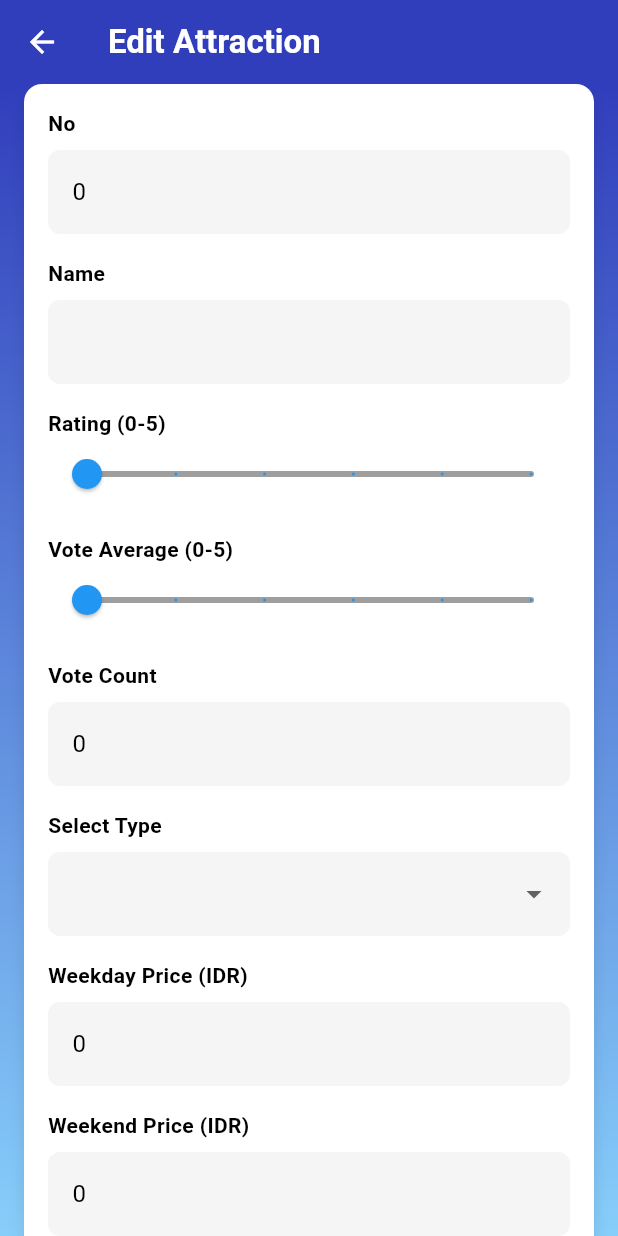
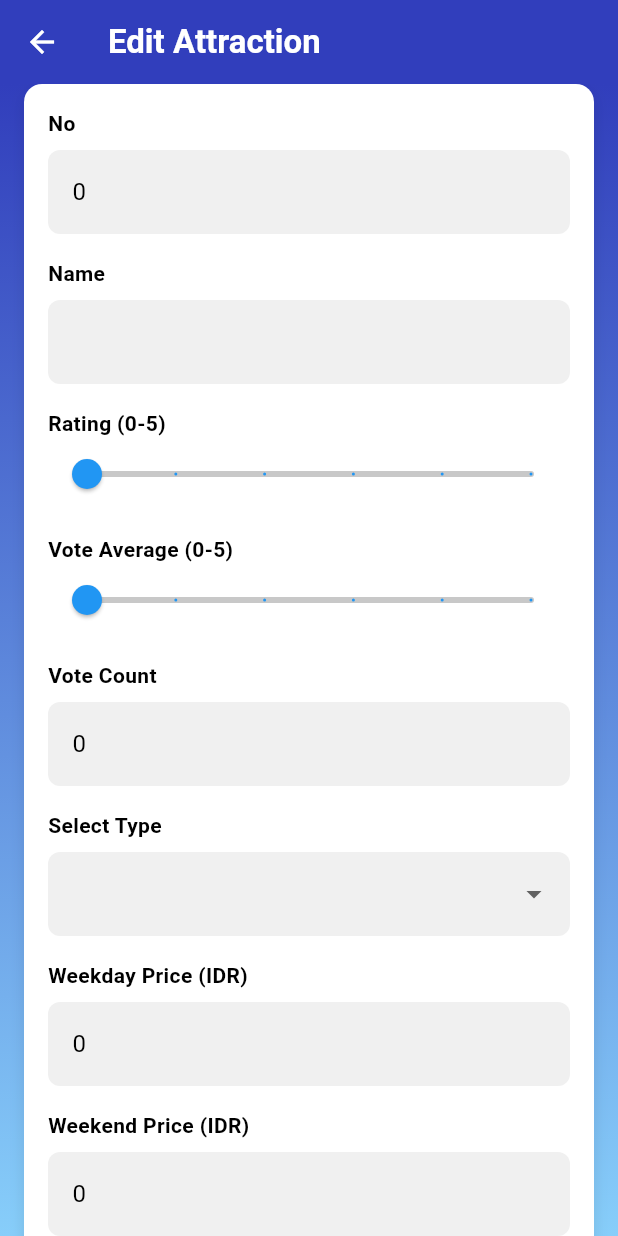
Before and after one commit to Wander-Scout/WanderScoutProject-Mobile, a Flutter app: the EditAttractionScreen screen opened directly with empty values, on a phone screen of 412 x 824 dp. Run offline on Flutter 3.47's test engine with Material 3 defaults, Android fonts, the phone set to English and light mode, and no system bars; our stand-ins replace flutter_dotenv, flutter_secure_storage; missing offline and left inert: pbp_django_auth; accounts and stored records are empty; network calls fail.

Commit message:
fix analyze

```diff
--- a/lib/Davin/screens/admin_tourist.dart
+++ b/lib/Davin/screens/admin_tourist.dart
@@ -250,7 +250,7 @@ class _AdminTouristAttractionScreenState
                           color: Colors.white,
                         ),
                         filled: true,
-                        fillColor: Colors.white.withOpacity(0.2), // Transparan putih
+                        fillColor: Colors.white.withValues(0.2), // Transparan putih
                       ),
                       style: const TextStyle(color: Colors.white),
                     ),
@@ -262,7 +262,7 @@ class _AdminTouristAttractionScreenState
                     child: DropdownButtonFormField<String>(
                       decoration: InputDecoration(
                         filled: true,
-                        fillColor: Colors.white.withOpacity(0.8),
+                        fillColor: Colors.white.withValues(0.8),
                         border: OutlineInputBorder(
                           borderRadius: BorderRadius.circular(8),
                           borderSide: BorderSide.none,
@@ -480,6 +480,10 @@ class _AdminTouristAttractionScreenState
     _scrollController.dispose();
     super.dispose();
   }
+}
+
+extension on Color {
+  withValues(double d) {}
 }
 
 class AddAttractionScreen extends StatefulWidget {
@@ -916,7 +920,7 @@ final List<String> _typeOptions = [
         'Edit Attraction',
         style: TextStyle(fontWeight: FontWeight.bold),
       ),
-        backgroundColor: const Color(0xFF313EBC),
+      backgroundColor: const Color(0xFF313EBC), // Dark blue
     ),
     body: Container(
       decoration: const BoxDecoration(
@@ -939,7 +943,7 @@ final List<String> _typeOptions = [
               borderRadius: BorderRadius.circular(12),
               boxShadow: [
                 BoxShadow(
-                    color: Colors.black.withOpacity(0.1),
+                  color: Colors.black.withAlpha(25), // 10% opacity
                   blurRadius: 8.0,
                   offset: const Offset(0, 4),
                 ),
@@ -960,7 +964,7 @@ final List<String> _typeOptions = [
                     controller: _noController,
                     decoration: InputDecoration(
                       filled: true,
-                        fillColor: Colors.grey[100],
+                      fillColor: const Color.fromRGBO(240, 240, 240, 1), // Light gray
                       border: OutlineInputBorder(
                         borderRadius: BorderRadius.circular(8),
                         borderSide: BorderSide.none,
@@ -981,7 +985,7 @@ final List<String> _typeOptions = [
                     controller: _namaController,
                     decoration: InputDecoration(
                       filled: true,
-                        fillColor: Colors.grey[100],
+                      fillColor: const Color.fromRGBO(240, 240, 240, 1),
                       border: OutlineInputBorder(
                         borderRadius: BorderRadius.circular(8),
                         borderSide: BorderSide.none,
@@ -1002,7 +1006,7 @@ final List<String> _typeOptions = [
                     max: 5,
                     divisions: 5,
                     activeColor: Colors.blue,
-                      inactiveColor: Colors.grey,
+                    inactiveColor: const Color.fromRGBO(200, 200, 200, 1), // Light gray
                     label: _rating.toString(),
                     onChanged: (double value) {
                       setState(() => _rating = value);
@@ -1021,7 +1025,7 @@ final List<String> _typeOptions = [
                     max: 5,
                     divisions: 5,
                     activeColor: Colors.blue,
-                      inactiveColor: Colors.grey,
+                    inactiveColor: const Color.fromRGBO(200, 200, 200, 1),
                     label: _voteAverage.toString(),
                     onChanged: (double value) {
                       setState(() => _voteAverage = value);
@@ -1039,7 +1043,7 @@ final List<String> _typeOptions = [
                     controller: _voteCountController,
                     decoration: InputDecoration(
                       filled: true,
-                        fillColor: Colors.grey[100],
+                      fillColor: const Color.fromRGBO(240, 240, 240, 1),
                       border: OutlineInputBorder(
                         borderRadius: BorderRadius.circular(8),
                         borderSide: BorderSide.none,
@@ -1071,7 +1075,7 @@ final List<String> _typeOptions = [
                     },
                     decoration: InputDecoration(
                       filled: true,
-                        fillColor: Colors.grey[100],
+                      fillColor: const Color.fromRGBO(240, 240, 240, 1),
                       border: OutlineInputBorder(
                         borderRadius: BorderRadius.circular(8),
                         borderSide: BorderSide.none,
@@ -1090,7 +1094,7 @@ final List<String> _typeOptions = [
                     controller: _htmWeekdayController,
                     decoration: InputDecoration(
                       filled: true,
-                        fillColor: Colors.grey[100],
+                      fillColor: const Color.fromRGBO(240, 240, 240, 1),
                       border: OutlineInputBorder(
                         borderRadius: BorderRadius.circular(8),
                         borderSide: BorderSide.none,
@@ -1111,7 +1115,7 @@ final List<String> _typeOptions = [
                     controller: _htmWeekendController,
                     decoration: InputDecoration(
                       filled: true,
-                        fillColor: Colors.grey[100],
+                      fillColor: const Color.fromRGBO(240, 240, 240, 1),
                       border: OutlineInputBorder(
                         borderRadius: BorderRadius.circular(8),
                         borderSide: BorderSide.none,
@@ -1132,7 +1136,7 @@ final List<String> _typeOptions = [
                     controller: _descriptionController,
                     decoration: InputDecoration(
                       filled: true,
-                        fillColor: Colors.grey[100],
+                      fillColor: const Color.fromRGBO(240, 240, 240, 1),
                       border: OutlineInputBorder(
                         borderRadius: BorderRadius.circular(8),
                         borderSide: BorderSide.none,
@@ -1170,4 +1174,5 @@ final List<String> _typeOptions = [
   );
 }
 
+
 }
```
Lines whose indentation alone changed are shown as unchanged.
